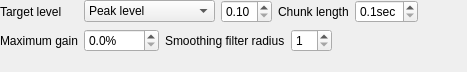
Old version of the form src/bomi/ui/audionormalizeroptionwidget.ui in the repository bylee20/bomi.
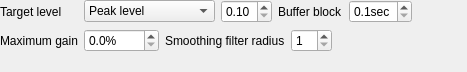
New version of the form.

What changed in the file:
```diff
--- a/src/bomi/ui/audionormalizeroptionwidget.ui
+++ b/src/bomi/ui/audionormalizeroptionwidget.ui
@@ -74,7 +74,7 @@
      <item>
       <widget class="QLabel" name="label_42">
        <property name="text">
-        <string>Chunk length</string>
+        <string>Buffer block</string>
        </property>
       </widget>
      </item>
```
